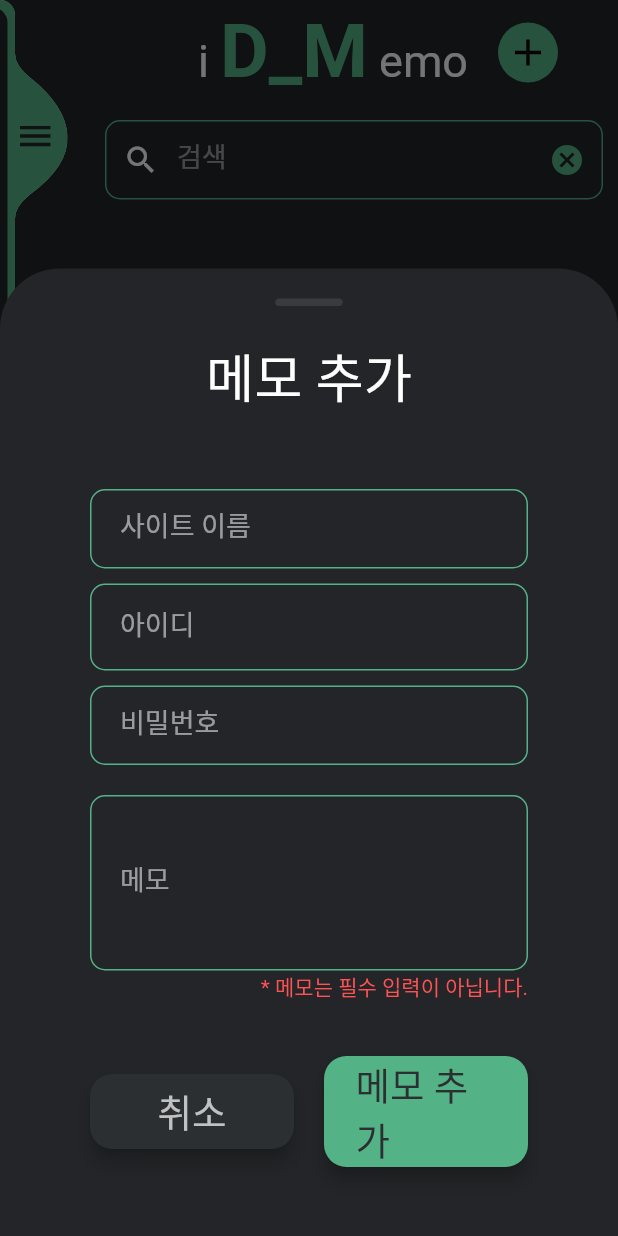
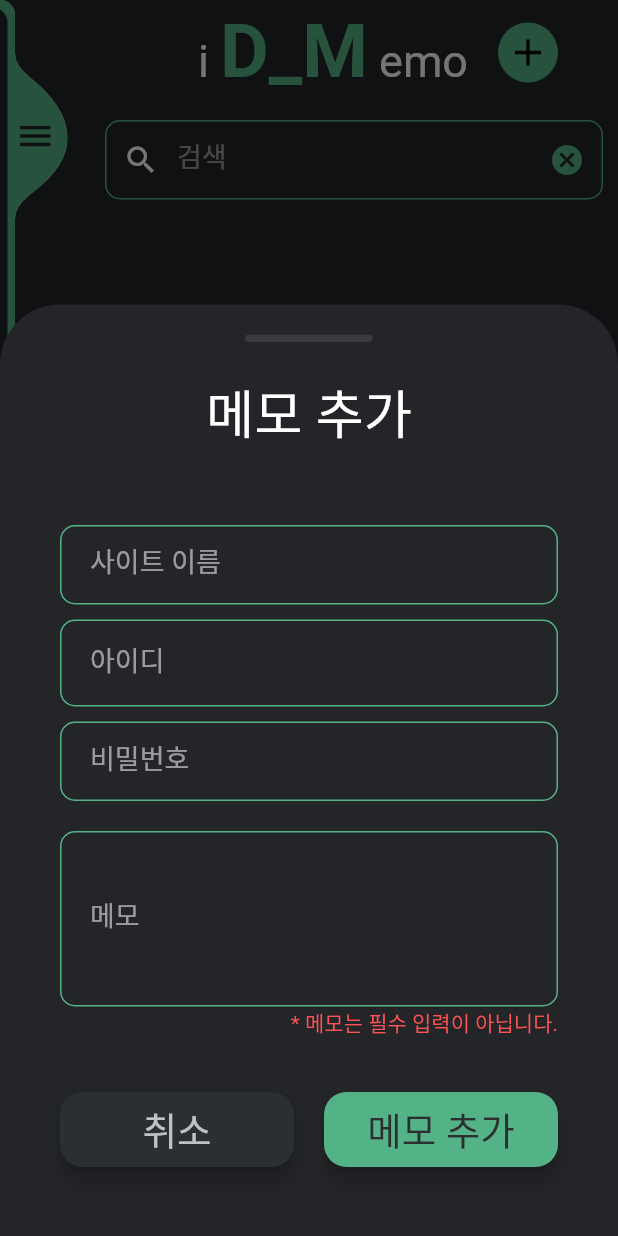
Before and after one commit to cyb9701/flutter-practice, a Flutter app: the screen it shows once a user with an empty profile is signed in, after a tap on the "add" icon, on a phone screen of 412 x 824 dp. Run offline on Flutter 3.47's test engine with Material 2 defaults, Android fonts, the phone set to English and light mode, and no system bars; our stand-ins replace cloud_firestore, firebase_auth, flutter_slidable, google_fonts, hive, rflutter_alert and 1 more; missing offline and left inert: firebase_admob, flutter_string_encryption; accounts and stored records are empty; Roboto replaces fonts that are missing (Jua).

Commit message:
- Updated Functions

```diff
--- a/lib/database/hive_db.dart
+++ b/lib/database/hive_db.dart
@@ -11,15 +11,6 @@ class HiveDB {
     String key = databaseBox.get('privateKey');
     return key;
   }
-
-  void saveUsrEmail(String usrEmail) {
-    databaseBox.put('usrEmail', usrEmail);
-  }
-
-  String getUsrEmail() {
-    String key = databaseBox.get('usrEmail');
-    return key;
-  }
 }
 
 //WidgetsFlutterBinding.ensureInitialized();
--- a/lib/main.dart
+++ b/lib/main.dart
@@ -12,7 +12,12 @@ void main() async {
   Directory document = await getApplicationDocumentsDirectory();
   Hive.init(document.path);
   await Hive.openBox<String>("DB");
-  runApp(MyApp());
+  runApp(MyApp()
+//    DevicePreview(
+//      enabled: true,
+//      builder: (context) => MyApp(),
+//    ),
+      );
 }
 
 bool isFirstData = true;
--- a/lib/pages/add_page.dart
+++ b/lib/pages/add_page.dart
@@ -99,7 +99,7 @@ class _AddPageState extends State<AddPage> {
     kSize = MediaQuery.of(context).size;
 
     return Container(
-      padding: EdgeInsets.fromLTRB(60.0, 20.0, 60.0, 30.0),
+      padding: EdgeInsets.fromLTRB(40.0, 20.0, 40.0, 30.0),
       decoration: BoxDecoration(
         color: kColorBlack,
         borderRadius: BorderRadius.only(
--- a/lib/pages/log_in_page.dart
+++ b/lib/pages/log_in_page.dart
@@ -3,7 +3,6 @@ import 'package:flutter/material.dart';
 import 'package:flutteridmemo/components/dialog_frame.dart';
 import 'package:flutteridmemo/components/round_btn_frame.dart';
 import 'package:flutteridmemo/constants/constants.dart';
-import 'package:flutteridmemo/database/hive_db.dart';
 import 'package:flutteridmemo/pages/find_pw_page.dart';
 import 'package:flutteridmemo/pages/memo_page.dart';
 import 'package:flutteridmemo/pages/sing_up_page.dart';
@@ -17,7 +16,6 @@ class LogInPage extends StatefulWidget {
 class _LogInPageState extends State<LogInPage> {
   final _firebaseAuth = FirebaseAuth.instance;
   DialogFrame _dialog = DialogFrame();
-  final usrEmail = HiveDB().getUsrEmail();
 
   GlobalKey<FormState> _formKey = GlobalKey<FormState>();
   TextEditingController _emailController = TextEditingController();
@@ -51,13 +49,14 @@ class _LogInPageState extends State<LogInPage> {
   Widget build(BuildContext context) {
     kSize = MediaQuery.of(context).size;
     return Scaffold(
+      resizeToAvoidBottomPadding: false,
       body: SafeArea(
         child: Column(
           mainAxisAlignment: MainAxisAlignment.spaceBetween,
           children: <Widget>[
             Expanded(
               child: Padding(
-                padding: EdgeInsets.symmetric(horizontal: kSize.width * 0.1),
+                padding: EdgeInsets.symmetric(horizontal: kSize.width * 0.05),
                 child: Column(
                   mainAxisAlignment: MainAxisAlignment.center,
                   mainAxisSize: MainAxisSize.max,
@@ -95,7 +94,7 @@ class _LogInPageState extends State<LogInPage> {
   Widget buildTitleIcon() {
     return Icon(
       Icons.vpn_key,
-      size: 40.0,
+      size: 30.0,
     );
   }
 
@@ -105,7 +104,7 @@ class _LogInPageState extends State<LogInPage> {
       style: GoogleFonts.jua(
         textStyle: TextStyle(
           color: kColorGreen,
-          fontSize: 60.0,
+          fontSize: 50.0,
         ),
       ),
     );
@@ -210,14 +209,11 @@ class _LogInPageState extends State<LogInPage> {
           try {
             if (logInUsr.user.isEmailVerified == true) {
               if (logInUsr != null) {
-                if (usrEmail.toString() == _emailController.text.toString()) {
-                  Navigator.push(context,
-                      MaterialPageRoute(builder: (context) => MemoPage()));
-                } else {
-                  HiveDB().saveUsrEmail(_emailController.text);
-                  Navigator.push(context,
-                      MaterialPageRoute(builder: (context) => MemoPage()));
-                }
+                Navigator.push(
+                    context,
+                    MaterialPageRoute(
+                        builder: (context) =>
+                            MemoPage(userEmail: _emailController.text)));
               }
             } else {
               _firebaseAuth.signOut();
--- a/lib/pages/memo_page.dart
+++ b/lib/pages/memo_page.dart
@@ -1,7 +1,7 @@
 import 'package:firebase_admob/firebase_admob.dart';
+import 'package:firebase_auth/firebase_auth.dart';
 import 'package:flutter/material.dart';
 import 'package:flutteridmemo/constants/constants.dart';
-import 'package:flutteridmemo/database/hive_db.dart';
 import 'package:flutteridmemo/pages/add_page.dart';
 import 'package:flutteridmemo/pages/sidebar_page.dart';
 import 'package:flutteridmemo/utils/admob_service.dart';
@@ -9,6 +9,10 @@ import 'package:flutteridmemo/utils/memo_stream.dart';
 import 'package:google_fonts/google_fonts.dart';
 
 class MemoPage extends StatefulWidget {
+  MemoPage({@required this.userEmail});
+
+  final String userEmail;
+
   @override
   _MemoPageState createState() => _MemoPageState();
 }
@@ -16,7 +20,7 @@ class MemoPage extends StatefulWidget {
 class _MemoPageState extends State<MemoPage> {
   TextEditingController searchController = TextEditingController();
   String searchValue;
-  final usrEmail = HiveDB().getUsrEmail();
+  String _userEmail = 'Loading';
 
   void searchMemo() {
     searchController.addListener(() {
@@ -27,8 +31,16 @@ class _MemoPageState extends State<MemoPage> {
     });
   }
 
+  Future<void> userEmail() async {
+    FirebaseUser userEmail = await FirebaseAuth.instance.currentUser();
+    setState(() {
+      _userEmail = userEmail.email;
+    });
+  }
+
   @override
   void initState() {
+    userEmail();
     FirebaseAdMob.instance.initialize(appId: AdMobService().getAppID());
     searchMemo();
     super.initState();
@@ -50,7 +62,9 @@ class _MemoPageState extends State<MemoPage> {
         child: Stack(
           children: <Widget>[
             buildMainPage(context),
-            SideBarPage(),
+            SideBarPage(
+              userEmail: _userEmail,
+            ),
           ],
         ),
       ),
@@ -66,7 +80,7 @@ class _MemoPageState extends State<MemoPage> {
         children: <Widget>[
           buildContainerAppBar(),
           buildSearchBar(),
-          MemoStream(search: searchValue),
+          MemoStream(userEmail: _userEmail, search: searchValue),
         ],
       ),
     );
@@ -138,7 +152,7 @@ class _MemoPageState extends State<MemoPage> {
             child: Container(
               padding: EdgeInsets.only(
                   bottom: MediaQuery.of(context).viewInsets.bottom),
-              child: AddPage(logInUsr: usrEmail),
+              child: AddPage(logInUsr: _userEmail),
             ),
           ),
         );
--- a/lib/pages/modify_page.dart
+++ b/lib/pages/modify_page.dart
@@ -101,7 +101,7 @@ class _ModifyPageState extends State<ModifyPage> {
     kSize = MediaQuery.of(context).size;
 
     return Container(
-      padding: EdgeInsets.fromLTRB(60.0, 20.0, 60.0, 30.0),
+      padding: EdgeInsets.fromLTRB(40.0, 20.0, 40.0, 30.0),
       decoration: BoxDecoration(
         color: kColorBlack,
         borderRadius: BorderRadius.only(
--- a/lib/pages/sidebar_page.dart
+++ b/lib/pages/sidebar_page.dart
@@ -6,11 +6,14 @@ import 'package:flutter/material.dart';
 import 'package:flutteridmemo/components/dialog_frame.dart';
 import 'package:flutteridmemo/components/menu_clipper.dart';
 import 'package:flutteridmemo/constants/constants.dart';
-import 'package:flutteridmemo/database/hive_db.dart';
 import 'package:google_fonts/google_fonts.dart';
 import 'package:rxdart/rxdart.dart';
 
 class SideBarPage extends StatefulWidget {
+  SideBarPage({@required this.userEmail});
+
+  final String userEmail;
+
   @override
   _SideBarPageState createState() => _SideBarPageState();
 }
@@ -21,7 +24,6 @@ class _SideBarPageState extends State<SideBarPage>
   StreamController<bool> isOpenedStreamController;
   Stream<bool> isOpenedStream;
   StreamSink<bool> isOpenedSink;
-  final usrEmail = HiveDB().getUsrEmail();
   DialogFrame _dialog = DialogFrame();
 
   void onIconPressed() {
@@ -39,7 +41,6 @@ class _SideBarPageState extends State<SideBarPage>
 
   signOut() async {
     await FirebaseAuth.instance.signOut();
-    HiveDB().saveUsrEmail(null);
     isOpenedSink.add(false);
     _animationController.reverse();
     Navigator.pop(context);
@@ -50,7 +51,7 @@ class _SideBarPageState extends State<SideBarPage>
     _dialog.getDeleteDialog(
         context, '회원탈퇴', '회원탈퇴를 하게 되면 사용자의 모든 정보가 삭제되며 복구 불가능합니다.', '탈퇴', '취소',
         () {
-      Firestore().collection(user.email).getDocuments().then((snapshots) {
+      Firestore().collection(widget.userEmail).getDocuments().then((snapshots) {
         for (DocumentSnapshot snapshot in snapshots.documents) {
           snapshot.reference.delete();
         }
@@ -166,7 +167,7 @@ class _SideBarPageState extends State<SideBarPage>
         borderRadius: BorderRadius.circular(kRadiusValue20),
       ),
       child: Text(
-        usrEmail == null ? 'ERROR' : usrEmail,
+        widget.userEmail == null ? 'ERROR' : widget.userEmail,
         style: GoogleFonts.jua(textStyle: TextStyle(fontSize: 25.0)),
       ),
     );
--- a/lib/pages/sing_up_page.dart
+++ b/lib/pages/sing_up_page.dart
@@ -72,9 +72,10 @@ class _SingUpPageState extends State<SingUpPage> {
   Widget build(BuildContext context) {
     kSize = MediaQuery.of(context).size;
     return Scaffold(
+      resizeToAvoidBottomPadding: false,
       body: SafeArea(
         child: Padding(
-          padding: EdgeInsets.symmetric(horizontal: kSize.width * 0.1),
+          padding: EdgeInsets.symmetric(horizontal: kSize.width * 0.05),
           child: Column(
             mainAxisAlignment: MainAxisAlignment.center,
             crossAxisAlignment: CrossAxisAlignment.center,
@@ -100,7 +101,7 @@ class _SingUpPageState extends State<SingUpPage> {
       style: GoogleFonts.jua(
         textStyle: TextStyle(
           color: kColorBlue,
-          fontSize: 60.0,
+          fontSize: 50.0,
         ),
       ),
     );
@@ -253,8 +254,6 @@ class _SingUpPageState extends State<SingUpPage> {
 
                 if (newUsr.user != null) {
                   _hiveDB.saveKey(_randomKey);
-                  _hiveDB.saveUsrEmail(_emailController.text);
-
                   newUsr.user.sendEmailVerification().whenComplete(
                     () {
                       _firebaseAuth.signOut();
--- a/lib/utils/memo_stream.dart
+++ b/lib/utils/memo_stream.dart
@@ -6,8 +6,9 @@ import 'package:flutteridmemo/cryption/e2ee.dart';
 import 'package:flutteridmemo/database/hive_db.dart';
 
 class MemoStream extends StatefulWidget {
-  MemoStream({this.search});
+  MemoStream({@required this.userEmail, this.search});
 
+  final String userEmail;
   final String search;
 
   @override
@@ -19,15 +20,10 @@ class _MemoStreamState extends State<MemoStream> {
   final crypt = new PlatformStringCryptor();
   final key = HiveDB().getKey();
   E2EE e2ee = E2EE();
-  final usrEmail = HiveDB().getUsrEmail();
 
   Stream<List<MemoFrame>> memosStream;
 
   Future<MemoFrame> generateMemoMaterial(DocumentSnapshot memo) async {
-//    final memoTitle = await crypt.decrypt(memo.data['title'], key);
-//    final memoUsrID = await crypt.decrypt(memo.data['usrID'], key);
-//    final memoUsrPW = await crypt.decrypt(memo.data['usrPW'], key);
-//    final memoText = await crypt.decrypt(memo.data['text'], key);
     final memoTitle = await e2ee.decryptE22EE(memo.data['title']);
     final memoUsrID = await e2ee.decryptE22EE(memo.data['usrID']);
     final memoUsrPW = await e2ee.decryptE22EE(memo.data['usrPW']);
@@ -36,7 +32,7 @@ class _MemoStreamState extends State<MemoStream> {
         : await e2ee.decryptE22EE(memo.data['text']);
 
     return MemoFrame(
-      logInUsrEmail: usrEmail,
+      logInUsrEmail: widget.userEmail,
       doc: memo.documentID,
       title: memoTitle,
       usrID: memoUsrID,
@@ -57,7 +53,7 @@ class _MemoStreamState extends State<MemoStream> {
   Widget build(BuildContext context) {
     return StreamBuilder<List<MemoFrame>>(
       stream: memosStream = _fireStore
-          .collection(usrEmail.toString())
+          .collection(widget.userEmail)
           .orderBy('id', descending: false)
           .snapshots()
           .asyncMap((data) => Future.wait(
@@ -67,7 +63,7 @@ class _MemoStreamState extends State<MemoStream> {
 
         final memoList = snapshot.data;
         print('@@@@@@ Memo Counter: ${snapshot.data.length} @@@@@@');
-        print('@@@@@@ LogInUsr: $usrEmail @@@@@@');
+        print('@@@@@@ LogInUsr: ${widget.userEmail} @@@@@@');
         return Expanded(
           child: new ListView.builder(
               itemCount: memoList.length,
--- a/pubspec.yaml
+++ b/pubspec.yaml
@@ -22,6 +22,7 @@ dependencies:
 
   # The following adds the Cupertino Icons font to your application.
   # Use with the CupertinoIcons class for iOS style icons.
+  #device_preview: ^0.4.5 #Device Preview
   cupertino_icons: ^0.1.3
   intl: ^0.16.1
   flutter_slidable: ^0.5.4 #Slidable
```
